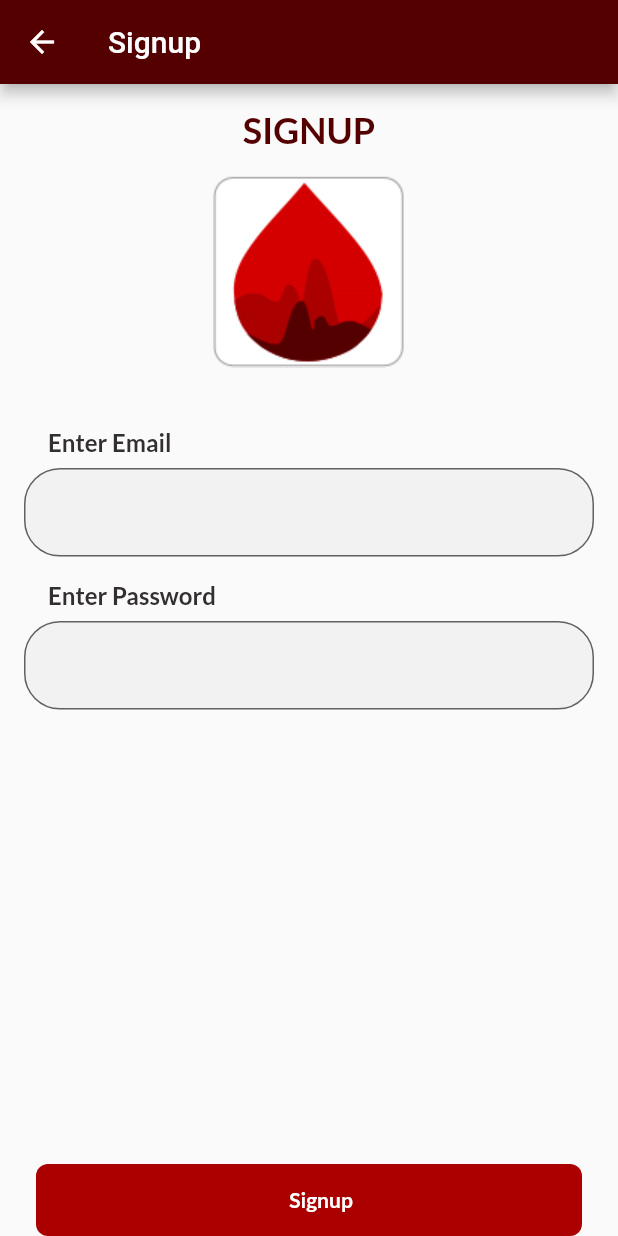
After one commit to Adutta1998/BloodDonation, a Flutter app: the screen it shows after launch, after a tap on "Not A User?", on a phone screen of 412 x 824 dp. The commit adds this screen. Run offline on Flutter 3.47's test engine with Material 2 defaults, Android fonts, the phone set to English and light mode, and no system bars; our stand-ins replace google_fonts, supabase; accounts and stored records are empty.

Commit message:
signup screen added

```diff
--- a/lib/screens/home_screen.dart
+++ b/lib/screens/home_screen.dart
@@ -1,6 +1,7 @@
 import 'package:blood_donation/custom_widgets/buttons.dart';
 import 'package:blood_donation/custom_widgets/text_fields.dart';
 import 'package:blood_donation/screens/edit_profile.dart';
+import 'package:blood_donation/screens/signup.dart';
 import 'package:blood_donation/utils/colors.dart';
 import 'package:blood_donation/utils/fonts.dart';
 import 'package:flutter/cupertino.dart';
@@ -53,6 +54,10 @@ class HomeScreen extends StatelessWidget {
             ),
             Expanded(child: Container()),
             InkWell(
+              onTap: () {
+                Navigator.push(context,
+                    MaterialPageRoute(builder: (context) => SignUpScreen()));
+              },
               child: Row(
                 children: [
                   const Text("Not A User? "),
--- /dev/null
+++ b/lib/screens/signup.dart
@@ -0,0 +1,41 @@
+import 'package:blood_donation/custom_widgets/buttons.dart';
+import 'package:blood_donation/custom_widgets/text_fields.dart';
+import 'package:blood_donation/utils/fonts.dart';
+import 'package:flutter/material.dart';
+
+class SignUpScreen extends StatelessWidget {
+  const SignUpScreen({Key? key}) : super(key: key);
+
+  @override
+  Widget build(BuildContext context) {
+    return Scaffold(
+      appBar: AppBar(
+        title: Text("Signup"),
+      ),
+      bottomNavigationBar: PrimaryButton(
+        text: "Signup",
+      ),
+      body: Padding(
+        padding: const EdgeInsets.all(16.0),
+        child: Column(
+          children: [
+            Text(
+              "SIGNUP",
+              style: CustomFontStyle.bolderFontStyle,
+            ),
+            SizedBox(
+              height: 16,
+            ),
+            Image.asset("assets/drawing.png"),
+            SizedBox(
+              height: 32,
+            ),
+            CustomTextField(hintText: "Enter Email"),
+            SizedBox(height: 8),
+            CustomTextField(hintText: "Enter Password")
+          ],
+        ),
+      ),
+    );
+  }
+}
```
